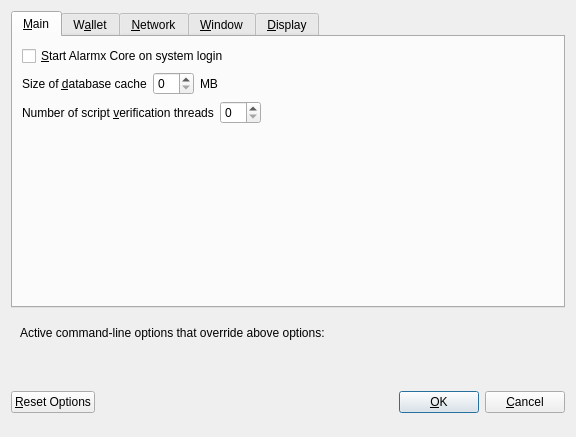
First picture: the form in src/qt/forms/optionsdialog.ui, repository LordSoylent/alarmx, before the edit.
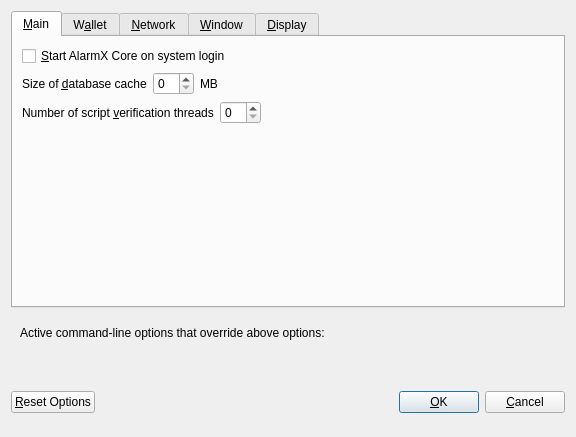
Second picture: the form after the edit. Custom widgets are drawn as their Qt base class.

Commit message: QT - AlarmX

```diff
--- a/src/qt/forms/optionsdialog.ui
+++ b/src/qt/forms/optionsdialog.ui
@@ -33,7 +33,7 @@
           <string>Automatically start Alarmx Core after logging in to the system.</string>
          </property>
          <property name="text">
-          <string>&amp;Start Alarmx Core on system login</string>
+          <string>&amp;Start AlarmX Core on system login</string>
          </property>
         </widget>
        </item>
```
Left out of the diff: 6 changed lines with no effect on the pictures. The commit also changes 51 other files.
